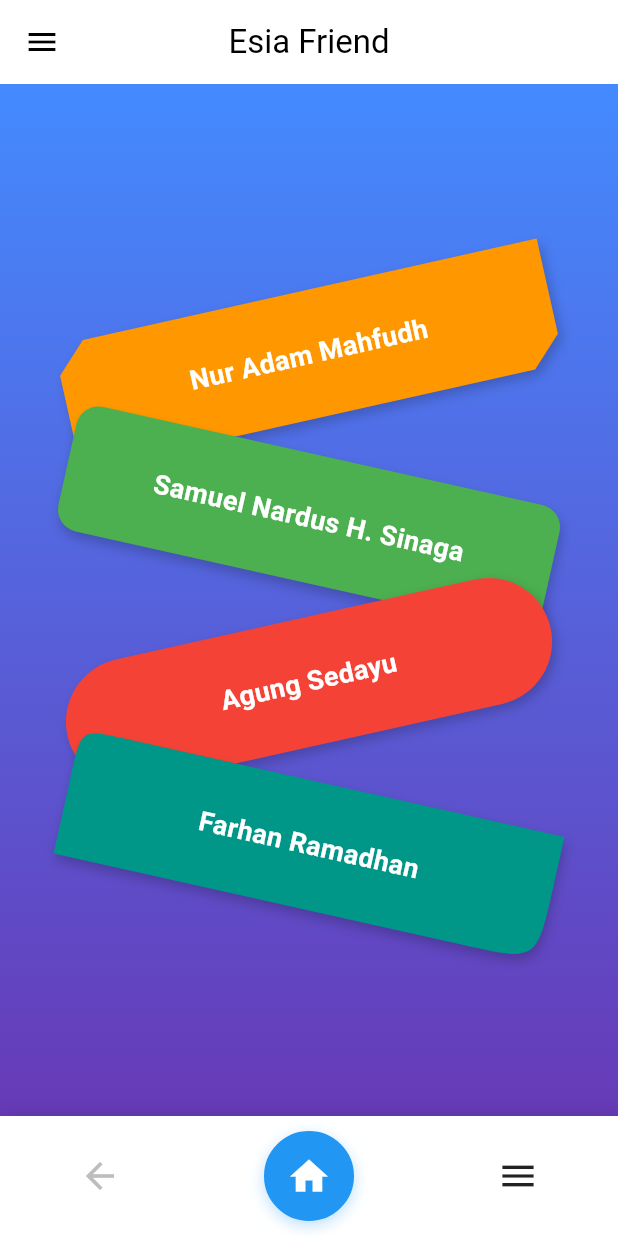
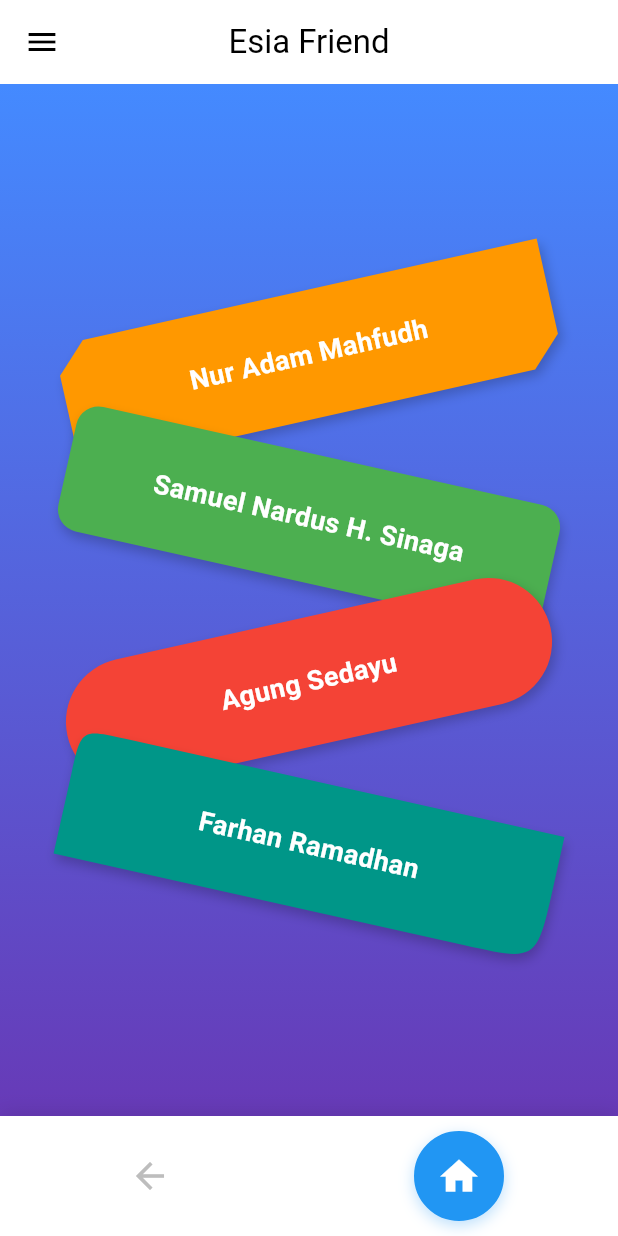
Before and after one commit to ItSam77/PBM-3, a Flutter app: the screen it shows after launch, on a phone screen of 412 x 824 dp. Run offline on Flutter 3.47's test engine with Material 3 defaults, Android fonts, the phone set to English and light mode, and no system bars.

Commit message:
removing burger icon

```diff
--- a/lib/main.dart
+++ b/lib/main.dart
@@ -365,14 +365,14 @@ class CustomNavBar extends StatelessWidget {
           ),
 
           // Menu Button (3 lines)
-          IconButton(
-            icon: const Icon(
-              Icons.menu,
-              color: Colors.black87,
-              size: 28,
-            ),
-            onPressed: onMenuTap,
-          ),
+          // IconButton(
+          //   icon: const Icon(
+          //     Icons.menu,
+          //     color: Colors.black87,
+          //     size: 28,
+          //   ),
+          //   onPressed: onMenuTap,
+          // ),
         ],
       ),
     );
```
